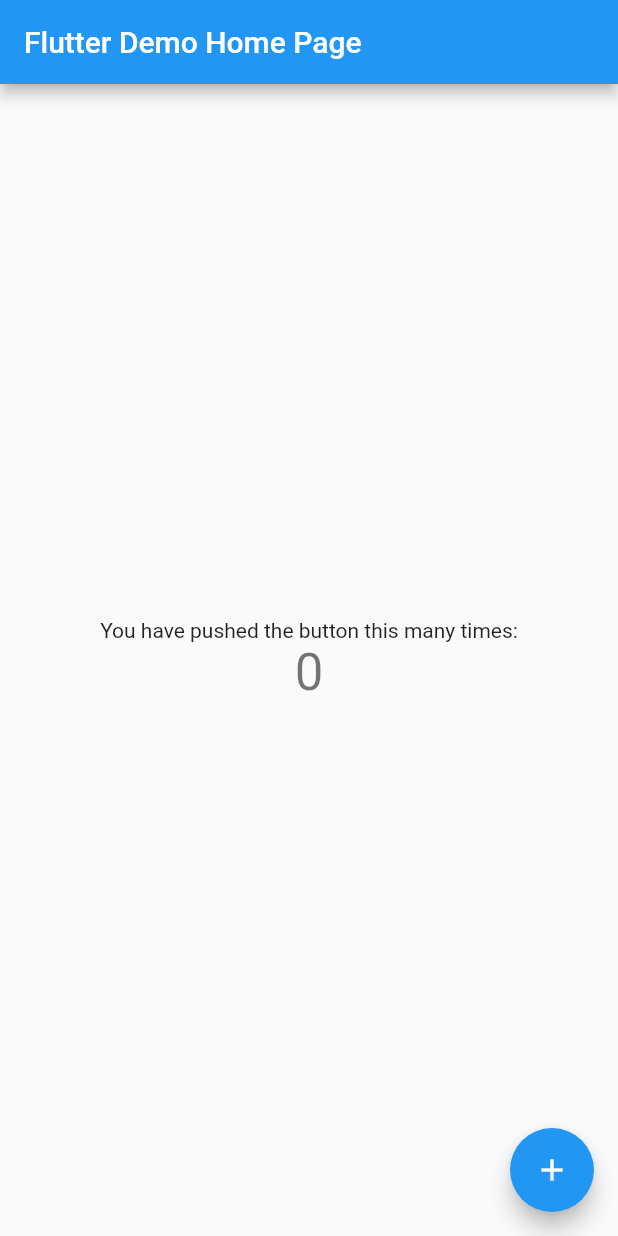
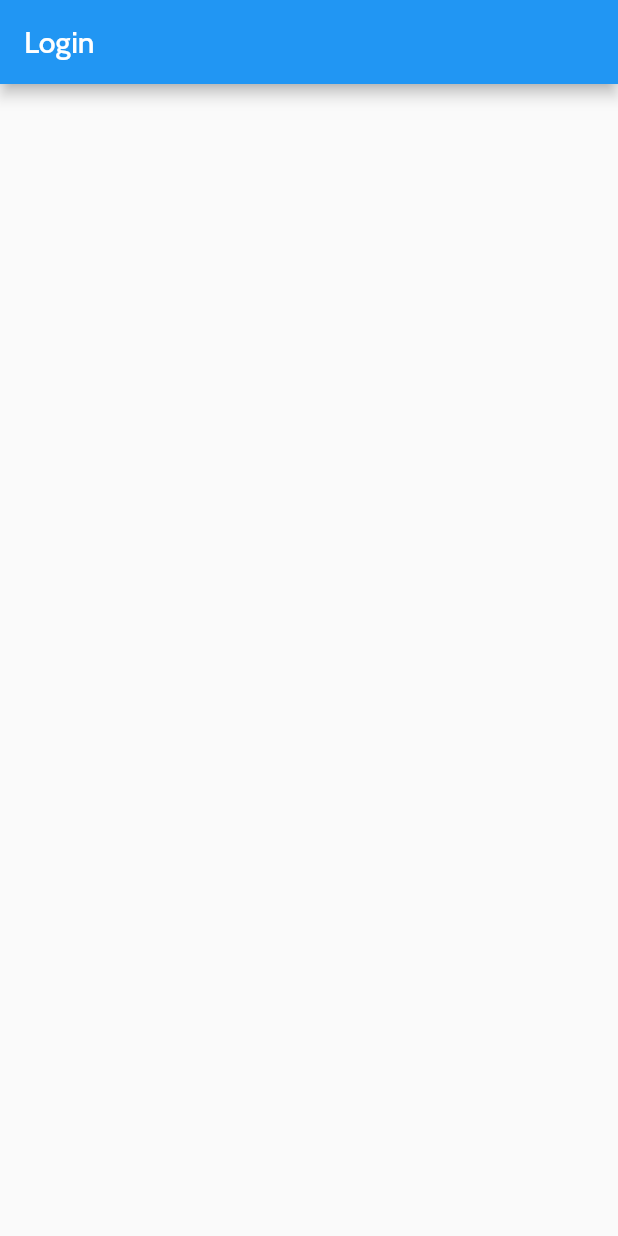
Before and after one commit to michaelblason/Flutter-Flyer, a Flutter app: the screen it shows after launch, on a phone screen of 412 x 824 dp. Run offline on Flutter 3.47's test engine with Material 2 defaults, Android fonts, the phone set to English and light mode, and no system bars; our stand-ins replace cloud_firestore, firebase_auth, firebase_core, font_awesome_flutter, google_fonts, rxdart; accounts and stored records are empty.

Commit message:
Create routes and inital widgets

```diff
--- /dev/null
+++ b/lib/home/home.dart
@@ -0,0 +1,29 @@
+import 'package:flutter/material.dart';
+import 'package:flyer/login/login.dart';
+import 'package:flyer/wall/wall.dart';
+import 'package:flyer/shared/shared.dart';
+import 'package:flyer/services/auth.dart';
+
+class HomeScreen extends StatelessWidget {
+  const HomeScreen({super.key});
+
+  @override
+  Widget build(BuildContext context) {
+    return StreamBuilder(
+      stream: AuthService().userStream,
+      builder: (context, snapshot) {
+        if (snapshot.connectionState == ConnectionState.waiting) {
+          return const LoadingScreen();
+        } else if (snapshot.hasError) {
+          return const Center(
+            child: ErrorMessage(),
+          );
+        } else if (snapshot.hasData) {
+          return const WallScreen();
+        } else {
+          return const LoginScreen();
+        }
+      },
+    );
+  }
+}
--- /dev/null
+++ b/lib/login/login.dart
@@ -0,0 +1,14 @@
+import 'package:flutter/material.dart';
+
+class LoginScreen extends StatelessWidget {
+  const LoginScreen({super.key});
+
+  @override
+  Widget build(BuildContext context) {
+    return Scaffold(
+        appBar: AppBar(
+          title: const Text('Login'),
+        ),
+    );
+  }
+}
--- a/lib/main.dart
+++ b/lib/main.dart
@@ -1,121 +1,57 @@
 import 'package:flutter/material.dart';
+import 'package:flyer/theme.dart';
+import 'package:flyer/routes.dart';
+
+// Import the firebase_core plugin
 import 'package:firebase_core/firebase_core.dart';
 import 'firebase_options.dart';
+import 'package:provider/provider.dart';
+import 'package:flyer/services/services.dart';
 
-Future<void> main() async {
-  runApp(const MyApp());
-
-  await Firebase.initializeApp(
-  options: DefaultFirebaseOptions.currentPlatform,
-);
+void main() {
+  WidgetsFlutterBinding.ensureInitialized();
+  runApp(App());
 }
 
-class MyApp extends StatelessWidget {
-  const MyApp({super.key});
+/// We are using a StatefulWidget such that we only create the [Future] once,
+/// no matter how many times our widget rebuild.
+/// If we used a [StatelessWidget], in the event where [App] is rebuilt, that
+/// would re-initialize FlutterFire and make our application re-enter loading state,
+/// which is undesired.
+class App extends StatefulWidget {
+  const App({super.key});
 
-  // This widget is the root of your application.
+  @override
+  State<App> createState() => _AppState();
+}
+
+class _AppState extends State<App> {
+  /// The future is part of the state of our widget. We should not call `initializeApp`
+  /// directly inside [build].
+  final Future<FirebaseApp> _initialization = Firebase.initializeApp();
+
   @override
   Widget build(BuildContext context) {
-    return MaterialApp(
-      title: 'Flutter Demo',
-      theme: ThemeData(
-        // This is the theme of your application.
-        //
-        // Try running your application with "flutter run". You'll see the
-        // application has a blue toolbar. Then, without quitting the app, try
-        // changing the primarySwatch below to Colors.green and then invoke
-        // "hot reload" (press "r" in the console where you ran "flutter run",
-        // or simply save your changes to "hot reload" in a Flutter IDE).
-        // Notice that the counter didn't reset back to zero; the application
-        // is not restarted.
-        primarySwatch: Colors.blue,
-      ),
-      home: const MyHomePage(title: 'Flutter Demo Home Page'),
+    return FutureBuilder(
+      // Initialize FlutterFire:
+      future: _initialization,
+      builder: (context, snapshot) {
+        // Check for errors
+        if (snapshot.hasError) {
+          return const Text('Error');
+        }
+
+        // Once complete, show your application
+        if (snapshot.connectionState == ConnectionState.done) {
+          return MaterialApp(
+            theme: appTheme,
+            routes: appRoutes,
+          );
+        }
+
+        // Otherwise, show something whilst waiting for initialization to complete
+        return const Text('Loading...');
+      },
     );
   }
 }
-
-class MyHomePage extends StatefulWidget {
-  const MyHomePage({super.key, required this.title});
-
-  // This widget is the home page of your application. It is stateful, meaning
-  // that it has a State object (defined below) that contains fields that affect
-  // how it looks.
-
-  // This class is the configuration for the state. It holds the values (in this
-  // case the title) provided by the parent (in this case the App widget) and
-  // used by the build method of the State. Fields in a Widget subclass are
-  // always marked "final".
-
-  final String title;
-
-  @override
-  State<MyHomePage> createState() => _MyHomePageState();
-}
-
-class _MyHomePageState extends State<MyHomePage> {
-  int _counter = 0;
-
-  void _incrementCounter() {
-    setState(() {
-      // This call to setState tells the Flutter framework that something has
-      // changed in this State, which causes it to rerun the build method below
-      // so that the display can reflect the updated values. If we changed
-      // _counter without calling setState(), then the build method would not be
-      // called again, and so nothing would appear to happen.
-      _counter++;
-    });
-  }
-
-  @override
-  Widget build(BuildContext context) {
-    // This method is rerun every time setState is called, for instance as done
-    // by the _incrementCounter method above.
-    //
-    // The Flutter framework has been optimized to make rerunning build methods
-    // fast, so that you can just rebuild anything that needs updating rather
-    // than having to individually change instances of widgets.
-    return Scaffold(
-      appBar: AppBar(
-        // Here we take the value from the MyHomePage object that was created by
-        // the App.build method, and use it to set our appbar title.
-        title: Text(widget.title),
-      ),
-      body: Center(
-        // Center is a layout widget. It takes a single child and positions it
-        // in the middle of the parent.
-        child: Column(
-          // Column is also a layout widget. It takes a list of children and
-          // arranges them vertically. By default, it sizes itself to fit its
-          // children horizontally, and tries to be as tall as its parent.
-          //
-          // Invoke "debug painting" (press "p" in the console, choose the
-          // "Toggle Debug Paint" action from the Flutter Inspector in Android
-          // Studio, or the "Toggle Debug Paint" command in Visual Studio Code)
-          // to see the wireframe for each widget.
-          //
-          // Column has various properties to control how it sizes itself and
-          // how it positions its children. Here we use mainAxisAlignment to
-          // center the children vertically; the main axis here is the vertical
-          // axis because Columns are vertical (the cross axis would be
-          // horizontal).
-          mainAxisAlignment: MainAxisAlignment.center,
-          children: <Widget>[
-            const Text(
-              'You have pushed the button this many times:',
-            ),
-            Text(
-              '$_counter',
-              style: Theme.of(context).textTheme.headlineMedium,
-            ),
-          ],
-        ),
-      ),
-      floatingActionButton: FloatingActionButton(
-        onPressed: _incrementCounter,
-        tooltip: 'Increment',
-        child: const Icon(Icons.add),
-      ), // This trailing comma makes auto-formatting nicer for build methods.
-    );
-  }
-}
--- /dev/null
+++ b/lib/routes.dart
@@ -0,0 +1,11 @@
+import 'package:flyer/profile/profile.dart';
+import 'package:flyer/login/login.dart';
+import 'package:flyer/home/home.dart';
+import 'package:flyer/wall/wall.dart';
+
+var appRoutes = {
+  '/': (context) => const HomeScreen(),
+  '/login': (context) => const LoginScreen(),
+  '/profile': (context) => const ProfileScreen(),
+  '/wall': (context) => const WallScreen(),
+};
--- /dev/null
+++ b/lib/services/auth.dart
@@ -0,0 +1,24 @@
+import 'package:flutter/material.dart';
+import 'package:firebase_auth/firebase_auth.dart';
+
+class AuthService {
+  final userStream = FirebaseAuth.instance.authStateChanges();
+  final user = FirebaseAuth.instance.currentUser;
+
+
+  /// Anonymous Firebase login
+  Future<void> anonLogin() async {
+    try {
+      await FirebaseAuth.instance.signInAnonymously();
+    } on FirebaseAuthException {
+      // handle error
+    }
+  }
+
+  Future<void> signOut() async {
+    await FirebaseAuth.instance.signOut();
+  }
+
+
+
+}
--- /dev/null
+++ b/lib/services/services.dart
@@ -0,0 +1,2 @@
+export 'auth.dart';
+export 'firestore.dart';
--- /dev/null
+++ b/lib/shared/shared.dart
@@ -0,0 +1,3 @@
+export 'bottom_nav.dart';
+export 'error.dart';
+export 'loading.dart';
--- /dev/null
+++ b/lib/theme.dart
@@ -0,0 +1,25 @@
+import 'package:flutter/material.dart';
+import 'package:google_fonts/google_fonts.dart';
+
+var appTheme = ThemeData(
+  fontFamily: GoogleFonts.cabin().fontFamily,
+  bottomAppBarTheme: const BottomAppBarTheme(
+    color: Colors.black87,
+  ),
+  brightness: Brightness.light,
+  textTheme: const TextTheme(
+    bodyText1: TextStyle(fontSize: 18),
+    bodyText2: TextStyle(fontSize: 16),
+    button: TextStyle(
+      letterSpacing: 1.5,
+      fontWeight: FontWeight.bold,
+    ),
+    headline1: TextStyle(
+      fontWeight: FontWeight.bold,
+    ),
+    subtitle1: TextStyle(
+      color: Colors.grey,
+    ),
+  ),
+  buttonTheme: const ButtonThemeData(),
+);
```
Also changed, not shown: lib/profile/profile.dart (added, +10 -0 lines), lib/services/firestore.dart (added, +11 -0 lines), lib/shared/bottom_nav.dart (added, +49 -0 lines), lib/shared/error.dart (added, +14 -0 lines), lib/shared/loading.dart (added, +27 -0 lines), lib/wall/wall.dart (added, +10 -0 lines), pubspec.yaml (+7 -0 lines), assets/test.png (added), pubspec.lock, 3 other files.
